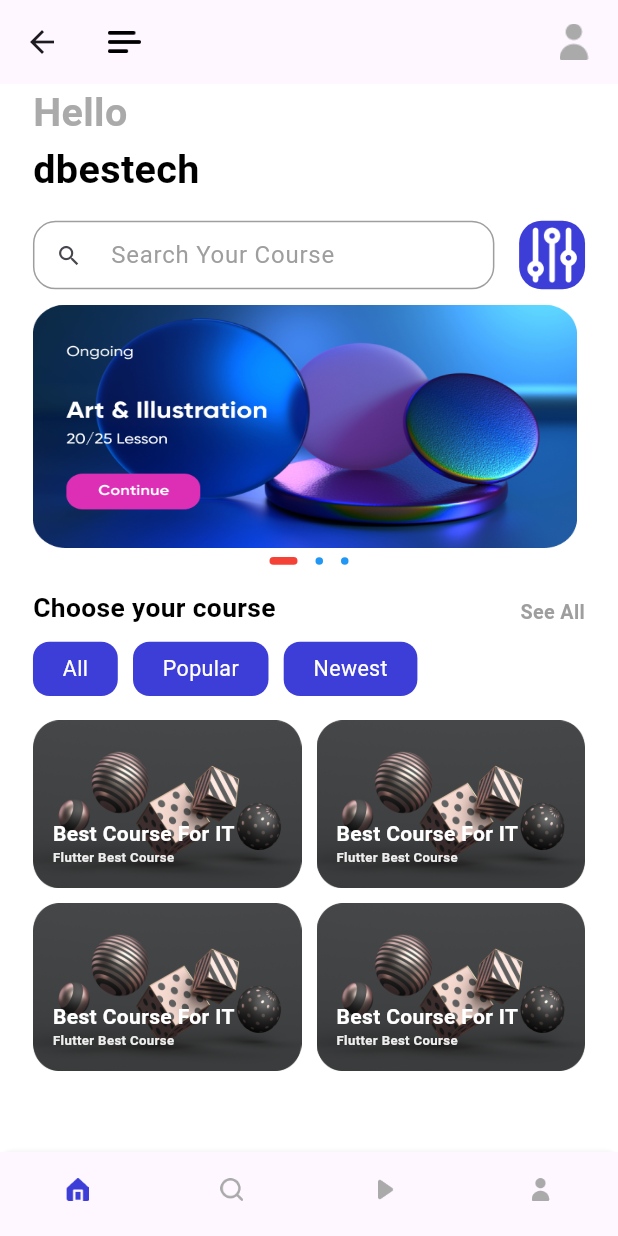
After one commit to anushaHareesh/uiLearning, a Flutter app: the ApplicationPage screen opened by its route, on a phone screen of 412 x 824 dp. The commit adds this screen. Run offline on Flutter 3.47's test engine with Material 3 defaults, Android fonts, the phone set to English and light mode, and no system bars; drawn by our look-alikes of dots_indicator; our stand-ins replace cloud_firestore, firebase_auth, firebase_core, flutter_bloc, flutter_screenutil, fluttertoast and 1 more; accounts and stored records are empty.

Commit message:
'8/4/2024'

```diff
--- a/lib/pages/application/application_widget.dart
+++ b/lib/pages/application/application_widget.dart
@@ -1,19 +1,24 @@
 import 'package:flutter/material.dart';
 import 'package:flutter_screenutil/flutter_screenutil.dart';
 import 'package:ulearning/common/values/colors.dart';
+import 'package:ulearning/pages/home/home_page.dart';
+import 'package:ulearning/pages/profile/profile.dart';
 
-Widget buildPages(int index){
-  List<Widget> _list=[
-    Center(child: Text("Home"),),
-    Center(child: Text("Search"),),
-    Center(child: Text("Course"),),
-    Center(child: Text("jhdjhasd"),),
-
+Widget buildPages(int index) {
+  List<Widget> _list = [
+    HomePage(),
+    Center(
+      child: Text("Search"),
+    ),
+    Center(
+      child: Text("Course"),
+    ),
+    ProfilePage()
   ];
   return _list[index];
 }
 
-var bottomTabs=[
+var bottomTabs = [
   BottomNavigationBarItem(
       activeIcon: SizedBox(
           height: 15.h,
@@ -52,8 +57,7 @@ var bottomTabs=[
       icon: SizedBox(
           height: 15.h,
           width: 15.h,
-                            child:
-                                Image.asset("assets/icons/play-circle1.png"))),
+          child: Image.asset("assets/icons/play-circle1.png"))),
   BottomNavigationBarItem(
       activeIcon: SizedBox(
           height: 15.h,
--- /dev/null
+++ b/lib/pages/home/bloc/home_page_bloc.dart
@@ -0,0 +1,11 @@
+import 'package:flutter_bloc/flutter_bloc.dart';
+import 'package:ulearning/pages/home/bloc/home_page_events.dart';
+import 'package:ulearning/pages/home/bloc/home_page_states.dart';
+
+class HomepageBloc extends Bloc<HomePageEvents, HomePageStates> {
+  HomepageBloc() : super(HomePageStates()) {
+    on<HomePageDots>((event, emit) {
+      emit(state.copywith(event.index));
+    });
+  }
+}
--- /dev/null
+++ b/lib/pages/home/bloc/home_page_events.dart
@@ -0,0 +1,8 @@
+abstract class HomePageEvents{
+  const HomePageEvents();
+}
+
+class HomePageDots extends HomePageEvents{
+  final int index;
+  HomePageDots(this.index);
+}
--- /dev/null
+++ b/lib/pages/home/bloc/home_page_states.dart
@@ -0,0 +1,9 @@
+class HomePageStates {
+  final int index;
+  HomePageStates({this.index=0}
+  );
+
+   HomePageStates copywith(int? index){
+    return HomePageStates(index: index?? this.index);
+  }
+}
--- /dev/null
+++ b/lib/pages/home/home_page.dart
@@ -0,0 +1,61 @@
+import 'package:flutter/cupertino.dart';
+import 'package:flutter/material.dart';
+import 'package:flutter/widgets.dart';
+import 'package:flutter_bloc/flutter_bloc.dart';
+import 'package:flutter_screenutil/flutter_screenutil.dart';
+import 'package:ulearning/common/values/colors.dart';
+import 'package:ulearning/pages/home/bloc/home_page_bloc.dart';
+import 'package:ulearning/pages/home/bloc/home_page_events.dart';
+import 'package:ulearning/pages/home/bloc/home_page_states.dart';
+import 'package:ulearning/pages/home/widgets/home_widgets.dart';
+
+class HomePage extends StatefulWidget {
+  const HomePage({super.key});
+
+  @override
+  State<HomePage> createState() => _HomePageState();
+}
+
+class _HomePageState extends State<HomePage> {
+  @override
+  Widget build(BuildContext context) {
+    return Scaffold(
+      backgroundColor: Colors.white,
+      appBar: buildAppbar(),
+      body:
+          BlocBuilder<HomepageBloc, HomePageStates>(builder: (context, state) {
+        return Container(
+          margin: EdgeInsets.symmetric(vertical: 0, horizontal: 20.w),
+          child: CustomScrollView(
+            // crossAxisAlignment: CrossAxisAlignment.start,
+            slivers: [
+              SliverToBoxAdapter(
+                child: homePageText("Hello",
+                    color: AppColors.primaryThreeElementText, top: 20),
+              ),
+              SliverToBoxAdapter(
+                  child:
+                      homePageText("dbestech", color: AppColors.primaryText)),
+              SliverToBoxAdapter(child: searchView()),
+              SliverToBoxAdapter(child: sliderView(context, state)),
+              SliverToBoxAdapter(child: menuView()),
+              SliverPadding(
+                padding: EdgeInsets.symmetric(vertical: 16.h),
+                sliver: SliverGrid(
+                    delegate: SliverChildBuilderDelegate(
+                        childCount: 4,
+                        (context, index) => gridviewContainer()),
+                    gridDelegate: SliverGridDelegateWithFixedCrossAxisCount(
+                        childAspectRatio: 1.6,
+                        crossAxisCount: 2,
+                        mainAxisSpacing: 10,
+                        crossAxisSpacing: 10)),
+              )
+              // gridviewContainer()
+            ],
+          ),
+        );
+      }),
+    );
+  }
+}
--- /dev/null
+++ b/lib/pages/home/widgets/home_widgets.dart
@@ -0,0 +1,231 @@
+import 'package:dots_indicator/dots_indicator.dart';
+import 'package:flutter/material.dart';
+import 'package:flutter_bloc/flutter_bloc.dart';
+import 'package:flutter_screenutil/flutter_screenutil.dart';
+import 'package:ulearning/common/values/colors.dart';
+import 'package:ulearning/pages/home/bloc/home_page_bloc.dart';
+import 'package:ulearning/pages/home/bloc/home_page_events.dart';
+import 'package:ulearning/pages/home/bloc/home_page_states.dart';
+import 'package:ulearning/pages/home/home_page.dart';
+
+AppBar buildAppbar() {
+  return AppBar(
+    title: Container(
+      // height: 17.h,
+      // width: 20.w,
+      child: Row(
+        mainAxisAlignment: MainAxisAlignment.spaceBetween,
+        children: [
+          Container(
+              height: 17.h,
+              width: 20.w,
+              child: Image.asset("assets/icons/menu.png")),
+          Container(
+              height: 24.h,
+              width: 24.w,
+              child: Image.asset("assets/icons/person.png"))
+        ],
+      ),
+    ),
+  );
+}
+
+Widget homePageText(String text,
+    {Color? color = AppColors.primaryText, int? top = 20}) {
+  return Text(
+    text,
+    style:
+        TextStyle(color: color, fontSize: 24.sp, fontWeight: FontWeight.bold),
+  );
+}
+
+Widget searchView() {
+  return Container(
+    margin: EdgeInsets.only(top: 15.h),
+    child: Row(
+      mainAxisAlignment: MainAxisAlignment.spaceBetween,
+      children: [
+        Container(
+          // margin: EdgeInsets.only(top: 10.h),
+          height: 45.h,
+          width: 280.w,
+          child: TextField(
+              decoration: InputDecoration(
+            contentPadding: EdgeInsets.symmetric(vertical: 5.h),
+            hintText: "Search Your Course",
+            hintStyle: TextStyle(color: Colors.grey),
+            prefixIcon: Icon(
+              Icons.search,
+              size: 16.sp,
+            ),
+            enabledBorder: OutlineInputBorder(
+              borderRadius: BorderRadius.circular(15),
+              borderSide: const BorderSide(color: Colors.grey, width: 1.0),
+            ),
+            focusedBorder: OutlineInputBorder(
+              borderRadius: BorderRadius.circular(15),
+              borderSide: const BorderSide(color: Colors.grey, width: 1.0),
+            ),
+          )),
+        ),
+        Container(
+          // alignment: Alignment.center,
+          height: 45.h,
+          width: 40.w,
+          decoration: BoxDecoration(
+              borderRadius: BorderRadius.circular(15),
+              color: AppColors.primaryElement),
+          child: Image.asset("assets/icons/options.png"),
+        )
+      ],
+    ),
+  );
+}
+
+Widget sliderView(BuildContext context, HomePageStates state) {
+  return Column(
+    children: [
+      Container(
+        margin: EdgeInsets.only(top: 10.h),
+        height: 160.h,
+        // width: double.infinity,
+        child: PageView(
+          onPageChanged: (value) {
+            BlocProvider.of<HomepageBloc>(context).add(HomePageDots(value));
+          },
+          children: [
+            sliderwidget(
+              "assets/icons/Art.png",
+            ),
+            sliderwidget(
+              "assets/icons/Image(1).png",
+            ),
+            sliderwidget(
+              "assets/icons/Image(2).png",
+            ),
+          ],
+        ),
+      ),
+      DotsIndicator(
+        dotsCount: 3,
+        position: state.index,
+        decorator: DotsDecorator(
+            color: Colors.blue,
+            activeColor: Colors.red,
+            size: Size.square(5),
+            activeSize: Size(17.w, 5.h),
+            activeShape:
+                RoundedRectangleBorder(borderRadius: BorderRadius.circular(5))),
+      )
+    ],
+  );
+}
+
+Widget sliderwidget(String img) {
+  return Container(
+    margin: EdgeInsets.only(left: 0.w, right: 5.w),
+    decoration: BoxDecoration(borderRadius: BorderRadius.circular(15.h)),
+    height: 160.h,
+    width: 325.w,
+    child: Image.asset(
+      img,
+      fit: BoxFit.fill,
+    ),
+  );
+}
+
+Widget menuView() {
+  return Container(
+    margin: EdgeInsets.only(top: 10.h),
+    child: Column(
+      children: [
+        Row(
+          mainAxisAlignment: MainAxisAlignment.spaceBetween,
+          crossAxisAlignment: CrossAxisAlignment.end,
+          children: [
+            menureusableText("Choose your course"),
+            menureusableText("See All", color: Colors.grey, fontsize: 12),
+          ],
+        ),
+        Container(
+          margin: EdgeInsets.only(top: 10.h),
+          child: Row(
+            children: [
+              couseContainer("All", color: Colors.white),
+              couseContainer(
+                "Popular",
+                color: Colors.white,
+              ),
+              couseContainer("Newest", color: Colors.white),
+            ],
+          ),
+        )
+      ],
+    ),
+  );
+}
+
+Widget menureusableText(String text,
+    {Color color = AppColors.primaryText, int fontsize = 16}) {
+  return Text(
+    text,
+    style: TextStyle(
+        fontSize: fontsize.sp, color: color, fontWeight: FontWeight.bold),
+  );
+}
+
+Widget couseContainer(String text,
+    {Color color = AppColors.primaryText, int fontsize = 13}) {
+  return Container(
+    margin: EdgeInsets.only(right: 10.h),
+    decoration: BoxDecoration(
+        color: AppColors.primaryElement,
+        borderRadius: BorderRadius.circular(10.sp)),
+    child: Padding(
+      padding: EdgeInsets.only(left: 18.w, right: 18.w, top: 8.h, bottom: 8.h),
+      child: Text(
+        text,
+        style: TextStyle(
+            fontSize: fontsize.sp, fontWeight: FontWeight.normal, color: color),
+      ),
+    ),
+  );
+}
+
+Widget gridviewContainer() {
+  return Container(
+                          padding: EdgeInsets.all(12.w),
+                              child: Column(
+                                mainAxisAlignment: MainAxisAlignment.end,
+                                crossAxisAlignment: CrossAxisAlignment.start,
+                                children: [
+                                  Text(
+                                    'Best Course For IT',
+                                    maxLines: 1,
+                                    textAlign: TextAlign.left,
+                                    softWrap: false,
+                                    overflow: TextOverflow.fade,
+                                    style: TextStyle(
+                                        color: Colors.white,
+                                        fontWeight: FontWeight.bold),
+                                  ),
+                                  Text(
+                                    'Flutter Best Course',
+                                    maxLines: 1,
+                                    textAlign: TextAlign.left,
+                                    softWrap: false,
+                                    overflow: TextOverflow.fade,
+                                    style: TextStyle(
+                                        color: Colors.grey[200],
+                                        fontWeight: FontWeight.bold,fontSize: 8.sp),
+                                  )
+                                ],
+                              ),
+                              decoration: BoxDecoration(
+                                  image: DecorationImage(
+                                      image: AssetImage(
+                                          "assets/icons/Image(2).png"),
+                                      fit: BoxFit.fill)),
+                              // child: Image.asset("assets/icons/Image(1).png",fit: BoxFit.fill,),
+                            );
+}
```
Also changed, not shown: lib/main.dart (+7 -1 lines), lib/pages/profile/profile.dart (added, +32 -0 lines), lib/pages/profile/widgets/profile_widgets.dart (added, +87 -0 lines). Lines whose indentation alone changed are shown as unchanged.
